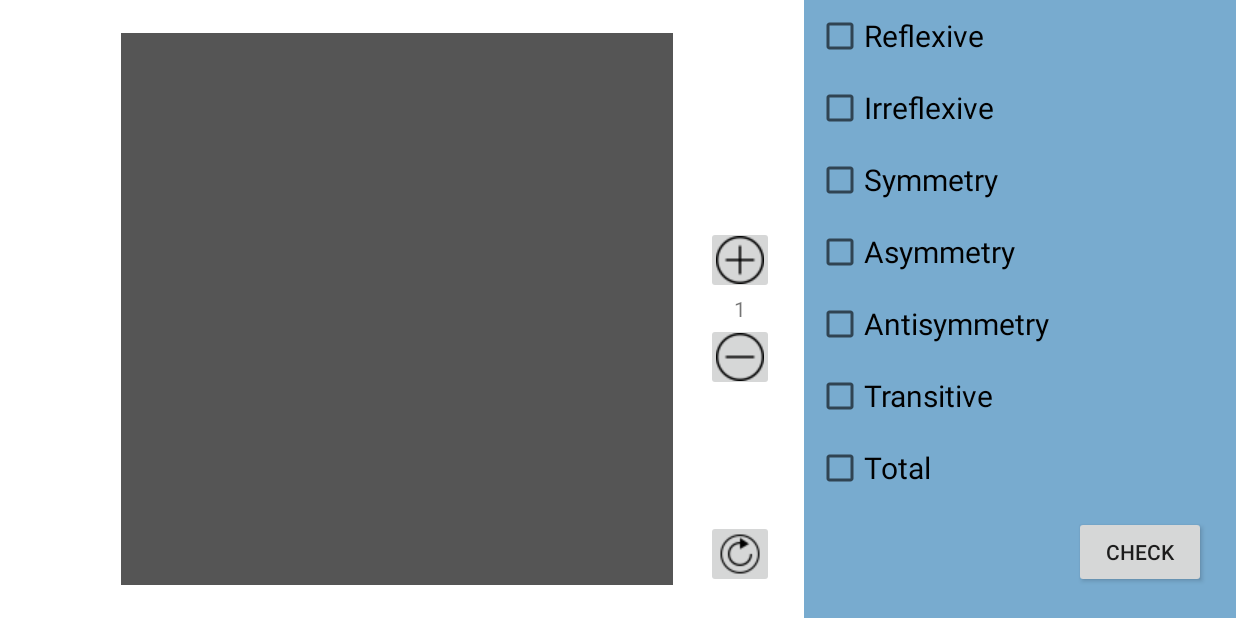
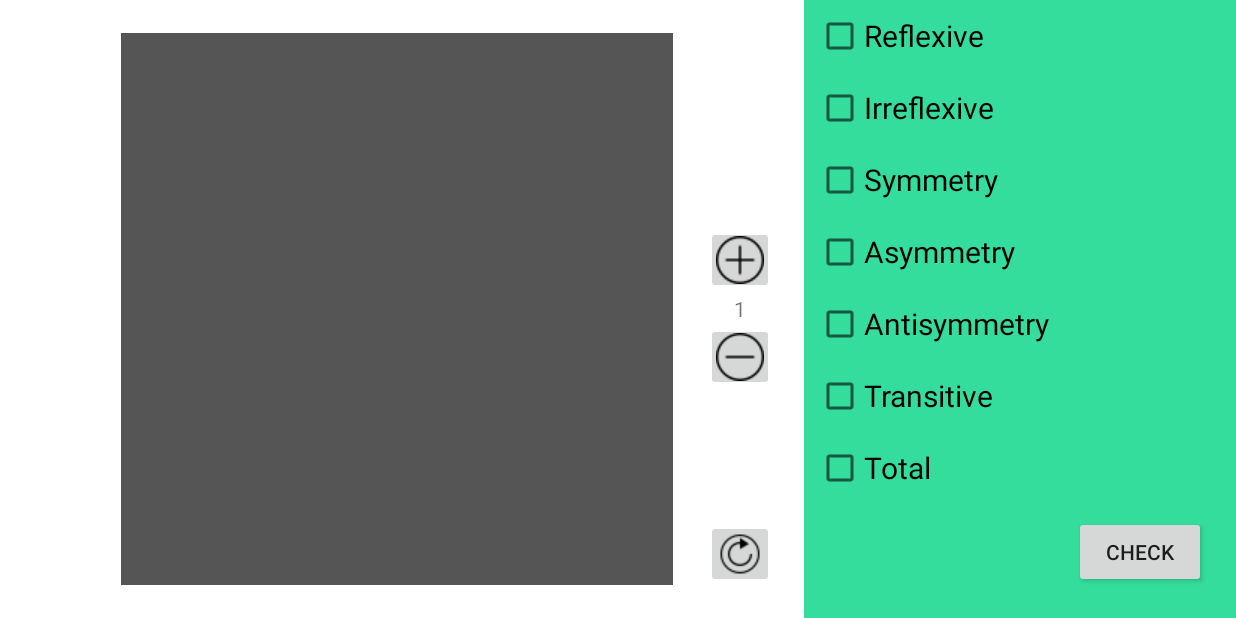
Before and after one commit to samson1513/SMPR_LAB_1, an Android app: the screen it shows after launch (MainActivity), after a tap on an icon or button, on a phone screen of 824 x 412 dp (held sideways). Run offline under Robolectric (Android 15) with nearby library versions, the phone set to English and light mode, and no system bars; 1 statement that could not run was skipped.

Commit message:
change background

```diff
--- a/app/src/main/res/layout/fragment_main.xml
+++ b/app/src/main/res/layout/fragment_main.xml
@@ -95,7 +95,7 @@
     <RelativeLayout
         android:layout_width="match_parent"
         android:layout_height="match_parent"
-        android:background="@color/bg_property"
+        android:background="@color/bg_property2"
         android:layout_weight="65">
 
 
--- a/app/src/main/res/values/colors.xml
+++ b/app/src/main/res/values/colors.xml
@@ -5,4 +5,5 @@
     <color name="bg_correct">#32dd24</color>
     <color name="bg_incorrect">#ee1234</color>
     <color name="bg_property">#78abcf</color>
+    <color name="bg_property2">#34dd9b</color>
 </resources>
```
